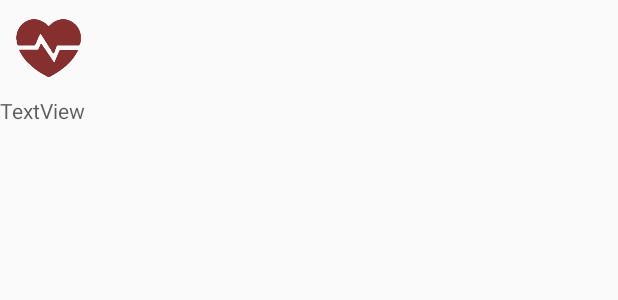
After one commit to BurovAlexProgrammer/IRemember, an Android app: the layout item_icon_gallery.xml on its own in the app's theme, with its tools: preview values and no code run, on a phone screen of 412 x 824 dp. The commit adds this screen. Shown: the top 300 px of the screen. Run offline under Robolectric (Android 15) with nearby library versions, the phone set to English and light mode, and no system bars.

Commit message:
Test gridView

```diff
--- a/app/src/main/AndroidManifest.xml
+++ b/app/src/main/AndroidManifest.xml
@@ -17,7 +17,7 @@
         android:supportsRtl="true"
         android:theme="@style/DefaultTheme">
         <activity
-            android:name=".HomeActivity"
+            android:name=".testActivity"
             android:configChanges="locale">
             <intent-filter>
                 <action android:name="android.intent.action.MAIN" />
--- /dev/null
+++ b/app/src/main/res/layout/item_icon_gallery.xml
@@ -0,0 +1,21 @@
+<?xml version="1.0" encoding="utf-8"?>
+<LinearLayout xmlns:android="http://schemas.android.com/apk/res/android"
+    xmlns:app="http://schemas.android.com/apk/res-auto"
+    android:orientation="vertical" android:layout_width="match_parent"
+    android:layout_height="match_parent">
+
+    <ImageView
+        android:layout_width="wrap_content"
+        android:id="@+id/image"
+        app:srcCompat="@drawable/cat_health"
+        android:tintMode="multiply"
+        android:tint="@color/colorCardview_onException"
+        android:layout_height="wrap_content"
+        android:padding="8dp" />
+
+    <TextView
+        android:text="TextView"
+        android:layout_width="wrap_content"
+        android:layout_height="wrap_content"
+        android:id="@+id/textView" />
+</LinearLayout>
--- a/app/src/main/res/values/colors.xml
+++ b/app/src/main/res/values/colors.xml
@@ -72,7 +72,7 @@
     <color name="textColorPrimary_black">#fafafafa</color>
     <color name="textColorSecondary_black">#dcfafafa</color>
     <color name="textColorTertiary_black">#b4fafafa</color>
-    <color name="textColorHint_black">#ffffff</color>
+    <color name="textColorHint_black">#6c6c6c</color>
     <color name="textColorPrimaryDisableOnly_black">#3cf7f7f7</color>
 
     <color name="textColorPrimaryInverse_black">#212121</color>
```
Also changed, not shown: app/src/main/java/ru/avb/iremember/testActivity.java (added, +145 -0 lines), app/src/main/res/layout/fragment_gallery.xml (added, +14 -0 lines), app/src/main/222-web.png (added), app/src/main/a333-web.png (added), app/src/main/a444-web.png (added).
